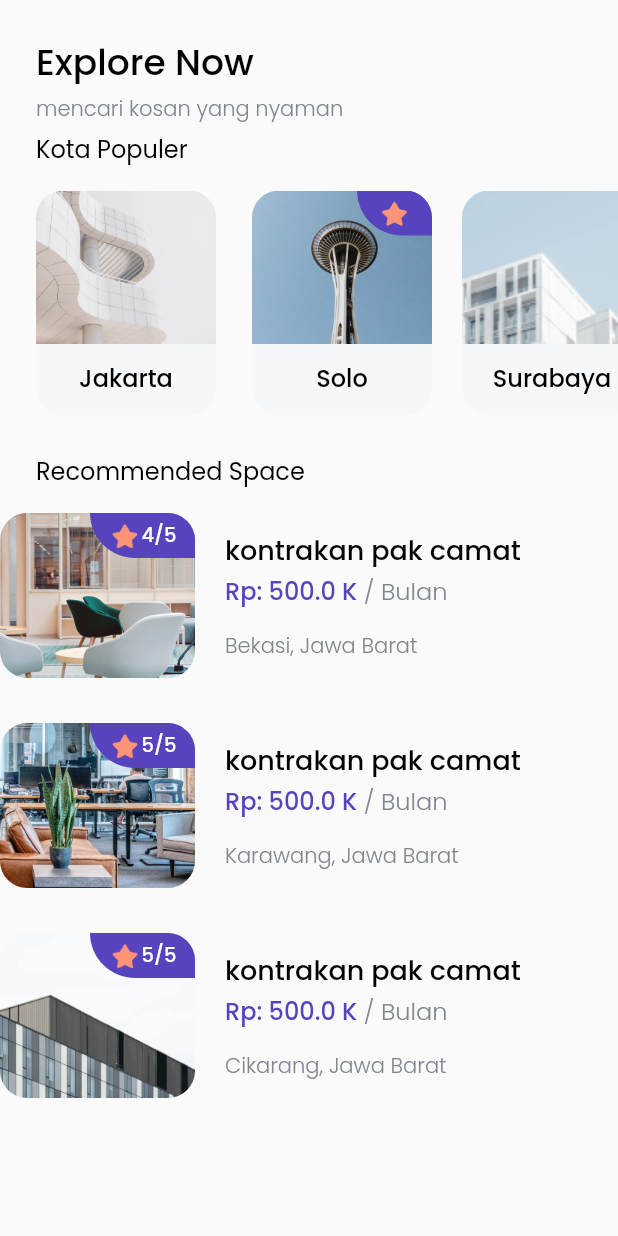
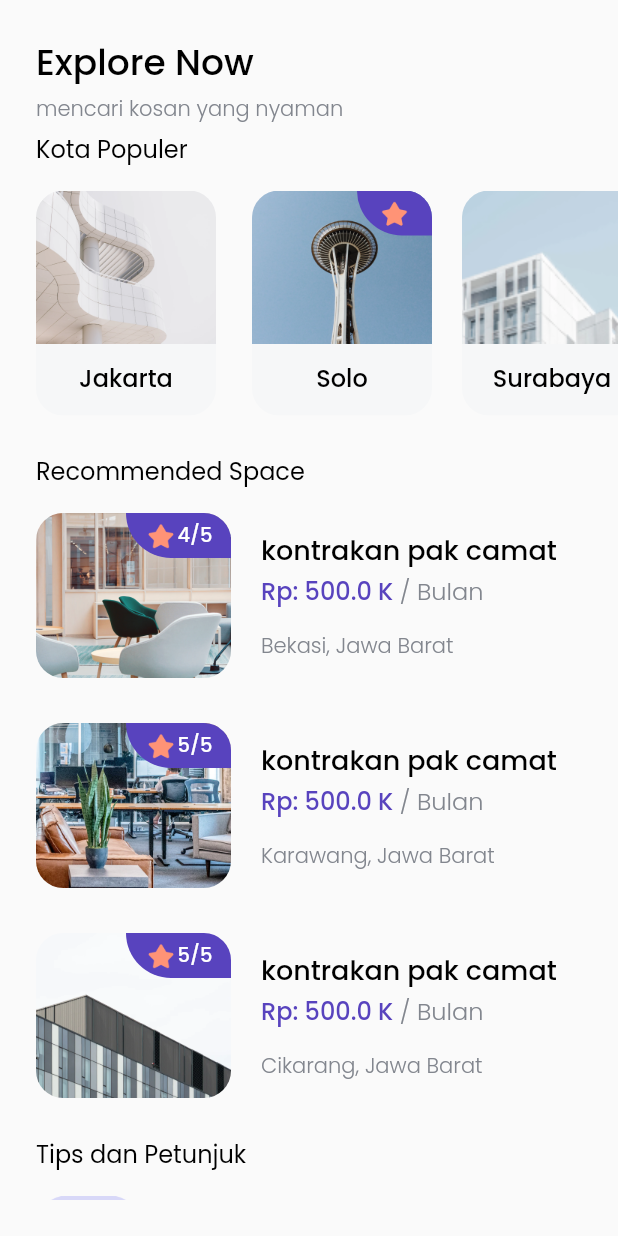
Before and after one commit to dhermawan215/cozy-flutter, a Flutter app: the HomePage screen opened directly, on a phone screen of 412 x 824 dp. Run offline on Flutter 3.47's test engine with Material 2 defaults, Android fonts, the phone set to English and light mode, and no system bars; our stand-ins replace google_fonts.

Commit message:
update padding recomended page and new tips page

```diff
--- a/lib/pages/home_page.dart
+++ b/lib/pages/home_page.dart
@@ -1,6 +1,7 @@
 import 'package:bwa_cozy/models/city.dart';
 import 'package:bwa_cozy/models/space.dart';
 import 'package:bwa_cozy/widget/city_card.dart';
+import 'package:bwa_cozy/widget/tips_card.dart';
 import 'package:flutter/material.dart';
 import 'package:bwa_cozy/theme.dart';
 import 'package:bwa_cozy/widget/space_card.dart';
@@ -111,7 +112,9 @@ class HomePage extends StatelessWidget {
               SizedBox(
                 height: 16,
               ),
-              Column(
+              Padding(
+                padding: EdgeInsets.symmetric(horizontal: edge),
+                child: Column(
                   children: [
                     SpaceCard(
                       Space(
@@ -154,6 +157,31 @@ class HomePage extends StatelessWidget {
                     ),
                   ],
                 ),
+              ),
+              //note : tips area
+              SizedBox(
+                height: 25,
+              ),
+              Padding(
+                padding: EdgeInsets.only(left: edge),
+                child: Text(
+                  'Tips dan Petunjuk',
+                  style: regulerTextStyle.copyWith(
+                    fontSize: 16,
+                  ),
+                ),
+              ),
+              SizedBox(
+                height: 16,
+              ),
+              Padding(
+                padding: EdgeInsets.symmetric(horizontal: edge),
+                child: Column(
+                  children: [
+                    TipsCard(),
+                  ],
+                ),
+              ),
             ],
           ),
         ),
--- /dev/null
+++ b/lib/widget/tips_card.dart
@@ -0,0 +1,46 @@
+import 'package:bwa_cozy/theme.dart';
+import 'package:flutter/material.dart';
+
+class TipsCard extends StatelessWidget {
+  @override
+  Widget build(BuildContext context) {
+    return Row(
+      children: [
+        Image.asset(
+          'assets/tips_icon1.png',
+          width: 70,
+        ),
+        SizedBox(
+          width: 16,
+        ),
+        Column(
+          crossAxisAlignment: CrossAxisAlignment.start,
+          children: [
+            Text(
+              'City Guidlines',
+              style: blackTextStyle.copyWith(
+                fontSize: 18,
+              ),
+            ),
+            SizedBox(
+              height: 4,
+            ),
+            Text(
+              'Update, 20 Agt',
+              style: greyTextStyle.copyWith(
+                fontSize: 14,
+              ),
+            ),
+          ],
+        ),
+        Spacer(),
+        IconButton(
+            icon: Icon(
+              Icons.chevron_right,
+              color: greyColor,
+            ),
+            onPressed: () {})
+      ],
+    );
+  }
+}
```
Lines whose indentation alone changed are shown as unchanged.
